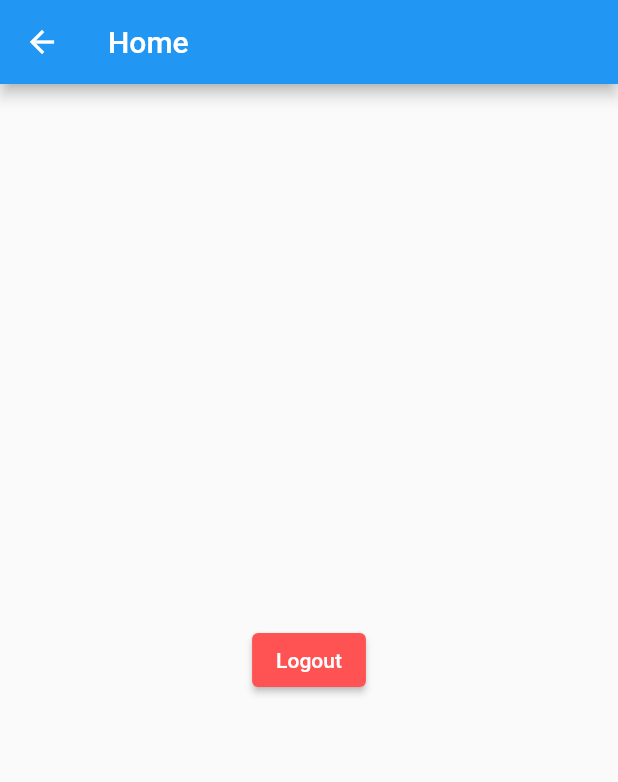
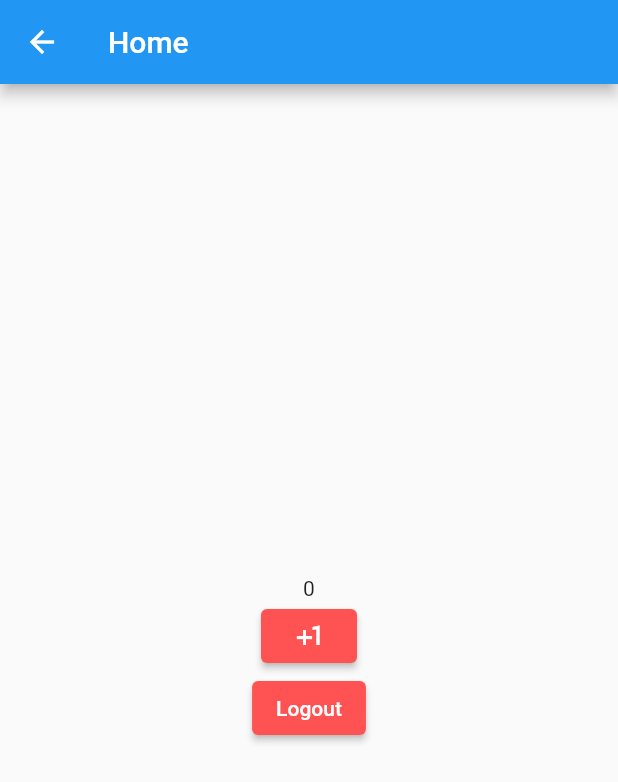
Before and after one commit to RakanW10/Getx_Middleware, a Flutter app: the Home screen opened by its route, on a phone screen of 412 x 824 dp. Shown: the top 782 px of the screen. Run offline on Flutter 3.47's test engine with Material 2 defaults, Android fonts, the phone set to English and light mode, and no system bars; our stand-ins replace get, shared_preferences; accounts and stored records are empty.

Commit message:
GetxServices and GetView

```diff
--- a/lib/middleware/super_middleware.dart
+++ b/lib/middleware/super_middleware.dart
@@ -10,6 +10,6 @@ class Super_middleware extends GetMiddleware {
   @override
   RouteSettings? redirect(String? route) {
     print("super here");
-    if (myvar == true) return const RouteSettings(name: "super");
+    if (myvar != true) return const RouteSettings(name: "super");
   }
 }
--- /dev/null
+++ b/lib/services/settingservices.dart
@@ -0,0 +1,24 @@
+import 'package:get/get.dart';
+import 'package:shared_preferences/shared_preferences.dart';
+
+class SetteingServices extends GetxService {
+  late SharedPreferences sharedprefs;
+
+  // just for example
+  RxInt counter = 0.obs;
+
+  Future<SetteingServices> init() async {
+    // Start Services
+    sharedprefs = await SharedPreferences.getInstance();
+    // End
+
+    counter.value = sharedprefs.getInt("counter") ?? 0;
+    return this;
+  }
+
+  // just for examlpe
+  increase() {
+    counter.value++;
+    sharedprefs.setInt("counter", counter.value);
+  }
+}
--- a/lib/view/admin.dart
+++ b/lib/view/admin.dart
@@ -3,8 +3,9 @@ import 'package:flutter/src/widgets/container.dart';
 import 'package:flutter/src/widgets/framework.dart';
 import 'package:get/get.dart';
 import 'package:getx_middleware9_10/main.dart';
+import 'package:getx_middleware9_10/services/settingservices.dart';
 
-class Admin extends StatelessWidget {
+class Admin extends GetView<SetteingServices> {
   const Admin({super.key});
 
   @override
@@ -16,7 +17,7 @@ class Admin extends StatelessWidget {
       body: Center(
         child: ElevatedButton(
           onPressed: () {
-            sharedprf?.clear();
+            controller.sharedprefs.clear();
             Get.offAllNamed("/");
           },
           child: Text("Logout"),
--- a/lib/view/home.dart
+++ b/lib/view/home.dart
@@ -1,10 +1,8 @@
 import 'package:flutter/material.dart';
-import 'package:flutter/src/widgets/container.dart';
-import 'package:flutter/src/widgets/framework.dart';
 import 'package:get/get.dart';
-import 'package:getx_middleware9_10/main.dart';
+import 'package:getx_middleware9_10/services/settingservices.dart';
 
-class Home extends StatelessWidget {
+class Home extends GetView<SetteingServices> {
   const Home({super.key});
 
   @override
@@ -14,13 +12,30 @@ class Home extends StatelessWidget {
         title: Text("Home"),
       ),
       body: Center(
-        child: ElevatedButton(
-          onPressed: () {
-            sharedprf?.clear();
-            Get.offAllNamed("/");
-          },
-          child: Text("Logout"),
-          style: ElevatedButton.styleFrom(backgroundColor: Colors.redAccent),
+        child: Column(
+          mainAxisAlignment: MainAxisAlignment.center,
+          children: [
+            GetX<SetteingServices>(
+              builder: (c) => Text("${controller.counter}"),
+            ),
+            ElevatedButton(
+              onPressed: () {
+                controller.increase();
+              },
+              child: Icon(Icons.plus_one),
+              style:
+                  ElevatedButton.styleFrom(backgroundColor: Colors.redAccent),
+            ),
+            ElevatedButton(
+              onPressed: () {
+                controller.sharedprefs.clear();
+                Get.offAllNamed("/");
+              },
+              child: Text("Logout"),
+              style:
+                  ElevatedButton.styleFrom(backgroundColor: Colors.redAccent),
+            ),
+          ],
         ),
       ),
     );
--- a/lib/view/super.dart
+++ b/lib/view/super.dart
@@ -3,8 +3,9 @@ import 'package:flutter/src/widgets/container.dart';
 import 'package:flutter/src/widgets/framework.dart';
 import 'package:get/get.dart';
 import 'package:getx_middleware9_10/main.dart';
+import 'package:getx_middleware9_10/services/settingservices.dart';
 
-class Super extends StatelessWidget {
+class Super extends GetView<SetteingServices> {
   const Super({super.key});
 
   @override
@@ -16,7 +17,7 @@ class Super extends StatelessWidget {
       body: Center(
         child: ElevatedButton(
           onPressed: () {
-            sharedprf?.clear();
+            controller.sharedprefs.clear();
             Get.offAllNamed("/");
           },
           child: Text("Logout"),
```
Also changed, not shown: lib/main.dart (+8 -3 lines), lib/middleware/auth_middleware.dart (+4 -3 lines), lib/view/login.dart (+4 -4 lines).
